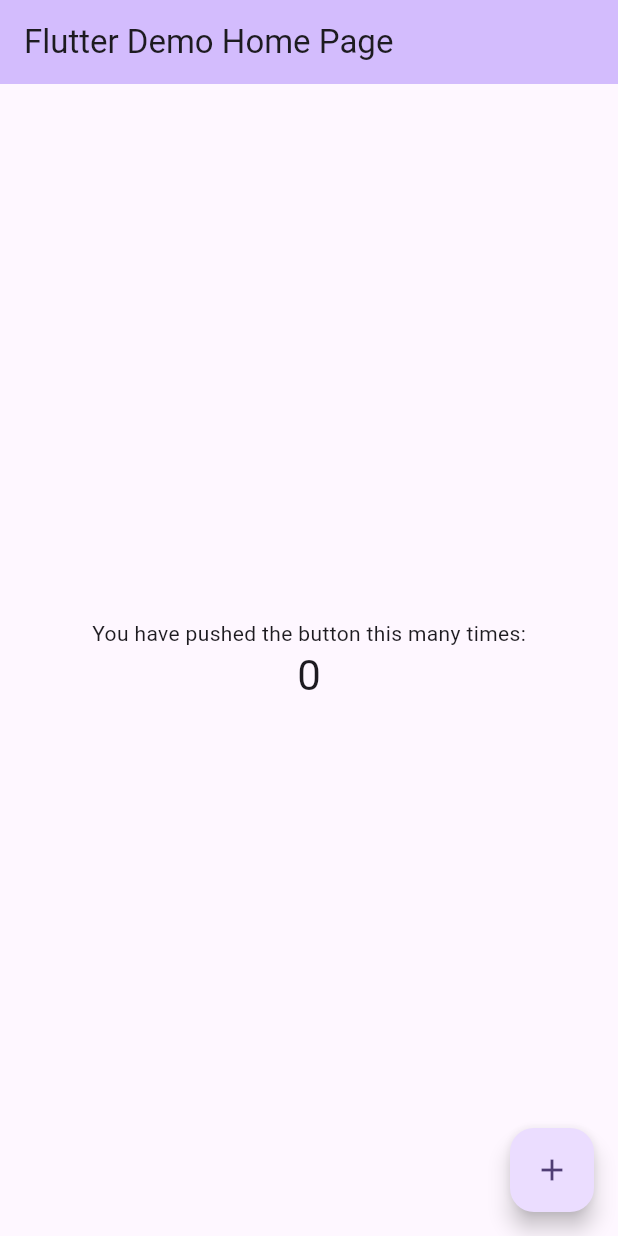
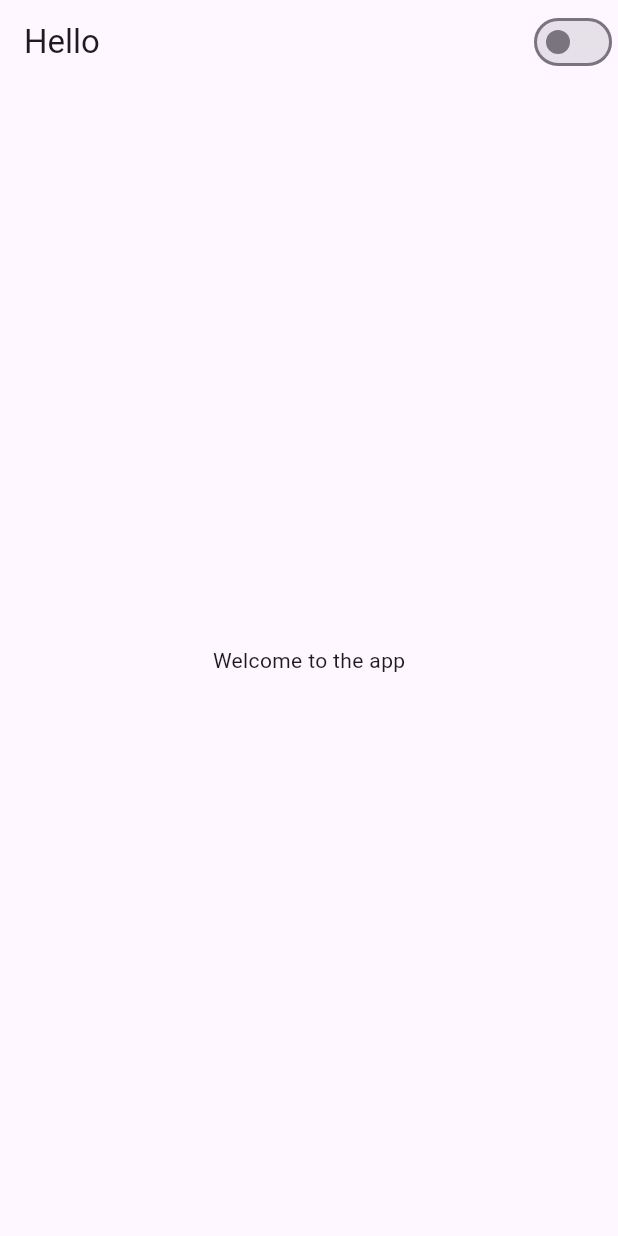
Before and after one commit to mahmoudbakir2015/localization, a Flutter app: the screen it shows after launch, on a phone screen of 412 x 824 dp. Run offline on Flutter 3.47's test engine with Material 3 defaults, Android fonts, the phone set to English and light mode, and no system bars.

Commit message:
add localization config to app

````diff
--- /dev/null
+++ b/l10n.yaml
@@ -0,0 +1,3 @@
+arb-dir: lib/l10n
+template-arb-file: app_en.arb
+output-localization-file: app_localizations.dart
--- /dev/null
+++ b/lib/home/home.dart
@@ -0,0 +1,33 @@
+import 'package:flutter/material.dart';
+import 'package:localization/l10n/app_localizations.dart';
+
+class HomeScreen extends StatelessWidget {
+  final bool isArabic;
+  final Function(bool) onSwitch;
+
+  const HomeScreen({
+    super.key,
+    required this.isArabic,
+    required this.onSwitch,
+  });
+
+  @override
+  Widget build(BuildContext context) {
+    final t = AppLocalizations.of(context)!;
+
+    return Scaffold(
+      appBar: AppBar(
+        title: Text(t.hello),
+        actions: [
+          Switch(
+            value: isArabic,
+            onChanged: onSwitch,
+          ),
+        ],
+      ),
+      body: Center(
+        child: Text(t.welcome),
+      ),
+    );
+  }
+}
--- /dev/null
+++ b/lib/l10n/app_ar.arb
@@ -0,0 +1,5 @@
+{
+  "@@locale": "ar",
+  "hello": "مرحبا",
+  "welcome": "مرحبًا بك في التطبيق"
+}
--- /dev/null
+++ b/lib/l10n/app_en.arb
@@ -0,0 +1,5 @@
+{
+  "@@locale": "en",
+  "hello": "Hello",
+  "welcome": "Welcome to the app"
+}
--- /dev/null
+++ b/lib/l10n/app_localizations.dart
@@ -0,0 +1,146 @@
+import 'dart:async';
+
+import 'package:flutter/foundation.dart';
+import 'package:flutter/widgets.dart';
+import 'package:flutter_localizations/flutter_localizations.dart';
+import 'package:intl/intl.dart' as intl;
+
+import 'app_localizations_ar.dart';
+import 'app_localizations_en.dart';
+
+// ignore_for_file: type=lint
+
+/// Callers can lookup localized strings with an instance of AppLocalizations
+/// returned by `AppLocalizations.of(context)`.
+///
+/// Applications need to include `AppLocalizations.delegate()` in their app's
+/// `localizationDelegates` list, and the locales they support in the app's
+/// `supportedLocales` list. For example:
+///
+/// ```dart
+/// import 'l10n/app_localizations.dart';
+///
+/// return MaterialApp(
+///   localizationsDelegates: AppLocalizations.localizationsDelegates,
+///   supportedLocales: AppLocalizations.supportedLocales,
+///   home: MyApplicationHome(),
+/// );
+/// ```
+///
+/// ## Update pubspec.yaml
+///
+/// Please make sure to update your pubspec.yaml to include the following
+/// packages:
+///
+/// ```yaml
+/// dependencies:
+///   # Internationalization support.
+///   flutter_localizations:
+///     sdk: flutter
+///   intl: any # Use the pinned version from flutter_localizations
+///
+///   # Rest of dependencies
+/// ```
+///
+/// ## iOS Applications
+///
+/// iOS applications define key application metadata, including supported
+/// locales, in an Info.plist file that is built into the application bundle.
+/// To configure the locales supported by your app, you’ll need to edit this
+/// file.
+///
+/// First, open your project’s ios/Runner.xcworkspace Xcode workspace file.
+/// Then, in the Project Navigator, open the Info.plist file under the Runner
+/// project’s Runner folder.
+///
+/// Next, select the Information Property List item, select Add Item from the
+/// Editor menu, then select Localizations from the pop-up menu.
+///
+/// Select and expand the newly-created Localizations item then, for each
+/// locale your application supports, add a new item and select the locale
+/// you wish to add from the pop-up menu in the Value field. This list should
+/// be consistent with the languages listed in the AppLocalizations.supportedLocales
+/// property.
+abstract class AppLocalizations {
+  AppLocalizations(String locale)
+    : localeName = intl.Intl.canonicalizedLocale(locale.toString());
+
+  final String localeName;
+
+  static AppLocalizations? of(BuildContext context) {
+    return Localizations.of<AppLocalizations>(context, AppLocalizations);
+  }
+
+  static const LocalizationsDelegate<AppLocalizations> delegate =
+      _AppLocalizationsDelegate();
+
+  /// A list of this localizations delegate along with the default localizations
+  /// delegates.
+  ///
+  /// Returns a list of localizations delegates containing this delegate along with
+  /// GlobalMaterialLocalizations.delegate, GlobalCupertinoLocalizations.delegate,
+  /// and GlobalWidgetsLocalizations.delegate.
+  ///
+  /// Additional delegates can be added by appending to this list in
+  /// MaterialApp. This list does not have to be used at all if a custom list
+  /// of delegates is preferred or required.
+  static const List<LocalizationsDelegate<dynamic>> localizationsDelegates =
+      <LocalizationsDelegate<dynamic>>[
+        delegate,
+        GlobalMaterialLocalizations.delegate,
+        GlobalCupertinoLocalizations.delegate,
+        GlobalWidgetsLocalizations.delegate,
+      ];
+
+  /// A list of this localizations delegate's supported locales.
+  static const List<Locale> supportedLocales = <Locale>[
+    Locale('ar'),
+    Locale('en'),
+  ];
+
+  /// No description provided for @hello.
+  ///
+  /// In en, this message translates to:
+  /// **'Hello'**
+  String get hello;
+
+  /// No description provided for @welcome.
+  ///
+  /// In en, this message translates to:
+  /// **'Welcome to the app'**
+  String get welcome;
+}
+
+class _AppLocalizationsDelegate
+    extends LocalizationsDelegate<AppLocalizations> {
+  const _AppLocalizationsDelegate();
+
+  @override
+  Future<AppLocalizations> load(Locale locale) {
+    return SynchronousFuture<AppLocalizations>(lookupAppLocalizations(locale));
+  }
+
+  @override
+  bool isSupported(Locale locale) =>
+      <String>['ar', 'en'].contains(locale.languageCode);
+
+  @override
+  bool shouldReload(_AppLocalizationsDelegate old) => false;
+}
+
+AppLocalizations lookupAppLocalizations(Locale locale) {
+  // Lookup logic when only language code is specified.
+  switch (locale.languageCode) {
+    case 'ar':
+      return AppLocalizationsAr();
+    case 'en':
+      return AppLocalizationsEn();
+  }
+
+  throw FlutterError(
+    'AppLocalizations.delegate failed to load unsupported locale "$locale". This is likely '
+    'an issue with the localizations generation tool. Please file an issue '
+    'on GitHub with a reproducible sample app and the gen-l10n configuration '
+    'that was used.',
+  );
+}
--- /dev/null
+++ b/lib/l10n/app_localizations_ar.dart
@@ -0,0 +1,16 @@
+// ignore: unused_import
+import 'package:intl/intl.dart' as intl;
+import 'app_localizations.dart';
+
+// ignore_for_file: type=lint
+
+/// The translations for Arabic (`ar`).
+class AppLocalizationsAr extends AppLocalizations {
+  AppLocalizationsAr([String locale = 'ar']) : super(locale);
+
+  @override
+  String get hello => 'مرحبا';
+
+  @override
+  String get welcome => 'مرحبًا بك في التطبيق';
+}
--- /dev/null
+++ b/lib/l10n/app_localizations_en.dart
@@ -0,0 +1,16 @@
+// ignore: unused_import
+import 'package:intl/intl.dart' as intl;
+import 'app_localizations.dart';
+
+// ignore_for_file: type=lint
+
+/// The translations for English (`en`).
+class AppLocalizationsEn extends AppLocalizations {
+  AppLocalizationsEn([String locale = 'en']) : super(locale);
+
+  @override
+  String get hello => 'Hello';
+
+  @override
+  String get welcome => 'Welcome to the app';
+}
--- /dev/null
+++ b/lib/l10n/l10.dart
@@ -0,0 +1,8 @@
+import 'package:flutter/material.dart';
+
+class L10n {
+  static final all = [
+    const Locale('en'),
+    const Locale('ar'),
+  ];
+}
--- a/lib/main.dart
+++ b/lib/main.dart
@@ -1,122 +1,44 @@
 import 'package:flutter/material.dart';
+import 'package:flutter_localizations/flutter_localizations.dart';
+import 'package:localization/home/home.dart';
+import 'package:localization/l10n/app_localizations.dart';
+import 'package:localization/l10n/l10.dart';
 
-void main() {
-  runApp(const MyApp());
+void main() => runApp(const MyApp());
+
+class MyApp extends StatefulWidget {
+  const MyApp({super.key});
+  @override
+  State<MyApp> createState() => _MyAppState();
 }
 
-class MyApp extends StatelessWidget {
-  const MyApp({super.key});
+class _MyAppState extends State<MyApp> {
+  Locale _locale = const Locale('en'); // اللغة الافتراضية
 
-  // This widget is the root of your application.
-  @override
-  Widget build(BuildContext context) {
-    return MaterialApp(
-      title: 'Flutter Demo',
-      theme: ThemeData(
-        // This is the theme of your application.
-        //
-        // TRY THIS: Try running your application with "flutter run". You'll see
-        // the application has a purple toolbar. Then, without quitting the app,
-        // try changing the seedColor in the colorScheme below to Colors.green
-        // and then invoke "hot reload" (save your changes or press the "hot
-        // reload" button in a Flutter-supported IDE, or press "r" if you used
-        // the command line to start the app).
-        //
-        // Notice that the counter didn't reset back to zero; the application
-        // state is not lost during the reload. To reset the state, use hot
-        // restart instead.
-        //
-        // This works for code too, not just values: Most code changes can be
-        // tested with just a hot reload.
-        colorScheme: ColorScheme.fromSeed(seedColor: Colors.deepPurple),
-      ),
-      home: const MyHomePage(title: 'Flutter Demo Home Page'),
-    );
-  }
-}
-
-class MyHomePage extends StatefulWidget {
-  const MyHomePage({super.key, required this.title});
-
-  // This widget is the home page of your application. It is stateful, meaning
-  // that it has a State object (defined below) that contains fields that affect
-  // how it looks.
-
-  // This class is the configuration for the state. It holds the values (in this
-  // case the title) provided by the parent (in this case the App widget) and
-  // used by the build method of the State. Fields in a Widget subclass are
-  // always marked "final".
-
-  final String title;
-
-  @override
-  State<MyHomePage> createState() => _MyHomePageState();
-}
-
-class _MyHomePageState extends State<MyHomePage> {
-  int _counter = 0;
-
-  void _incrementCounter() {
+  void setLocale(Locale locale) {
     setState(() {
-      // This call to setState tells the Flutter framework that something has
-      // changed in this State, which causes it to rerun the build method below
-      // so that the display can reflect the updated values. If we changed
-      // _counter without calling setState(), then the build method would not be
-      // called again, and so nothing would appear to happen.
-      _counter++;
+      _locale = locale;
     });
   }
 
   @override
   Widget build(BuildContext context) {
-    // This method is rerun every time setState is called, for instance as done
-    // by the _incrementCounter method above.
-    //
-    // The Flutter framework has been optimized to make rerunning build methods
-    // fast, so that you can just rebuild anything that needs updating rather
-    // than having to individually change instances of widgets.
-    return Scaffold(
-      appBar: AppBar(
-        // TRY THIS: Try changing the color here to a specific color (to
-        // Colors.amber, perhaps?) and trigger a hot reload to see the AppBar
-        // change color while the other colors stay the same.
-        backgroundColor: Theme.of(context).colorScheme.inversePrimary,
-        // Here we take the value from the MyHomePage object that was created by
-        // the App.build method, and use it to set our appbar title.
-        title: Text(widget.title),
+    return MaterialApp(
+      debugShowCheckedModeBanner: false,
+      locale: _locale,
+      supportedLocales: L10n.all,
+      localizationsDelegates: const [
+        AppLocalizations.delegate,
+        GlobalMaterialLocalizations.delegate,
+        GlobalWidgetsLocalizations.delegate,
+        GlobalCupertinoLocalizations.delegate,
+      ],
+      home: HomeScreen(
+        isArabic: _locale.languageCode == 'ar',
+        onSwitch: (v) {
+          setLocale(Locale(v ? 'ar' : 'en'));
+        },
       ),
-      body: Center(
-        // Center is a layout widget. It takes a single child and positions it
-        // in the middle of the parent.
-        child: Column(
-          // Column is also a layout widget. It takes a list of children and
-          // arranges them vertically. By default, it sizes itself to fit its
-          // children horizontally, and tries to be as tall as its parent.
-          //
-          // Column has various properties to control how it sizes itself and
-          // how it positions its children. Here we use mainAxisAlignment to
-          // center the children vertically; the main axis here is the vertical
-          // axis because Columns are vertical (the cross axis would be
-          // horizontal).
-          //
-          // TRY THIS: Invoke "debug painting" (choose the "Toggle Debug Paint"
-          // action in the IDE, or press "p" in the console), to see the
-          // wireframe for each widget.
-          mainAxisAlignment: MainAxisAlignment.center,
-          children: <Widget>[
-            const Text('You have pushed the button this many times:'),
-            Text(
-              '$_counter',
-              style: Theme.of(context).textTheme.headlineMedium,
-            ),
-          ],
-        ),
-      ),
-      floatingActionButton: FloatingActionButton(
-        onPressed: _incrementCounter,
-        tooltip: 'Increment',
-        child: const Icon(Icons.add),
-      ), // This trailing comma makes auto-formatting nicer for build methods.
     );
   }
 }
````
Also changed, not shown: pubspec.yaml (+7 -64 lines), pubspec.lock, 5 other files.
